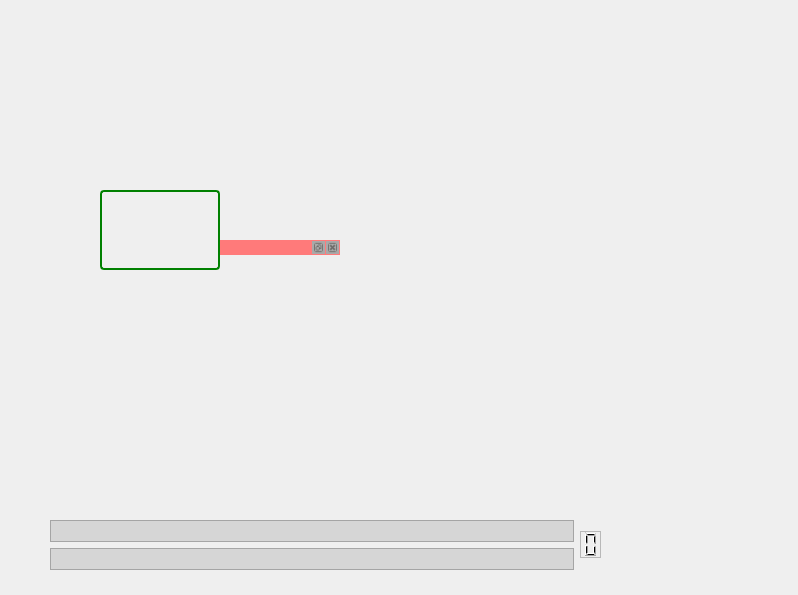
Above: register.ui from mainster/visa-commander before the change. Below: the same form after it.
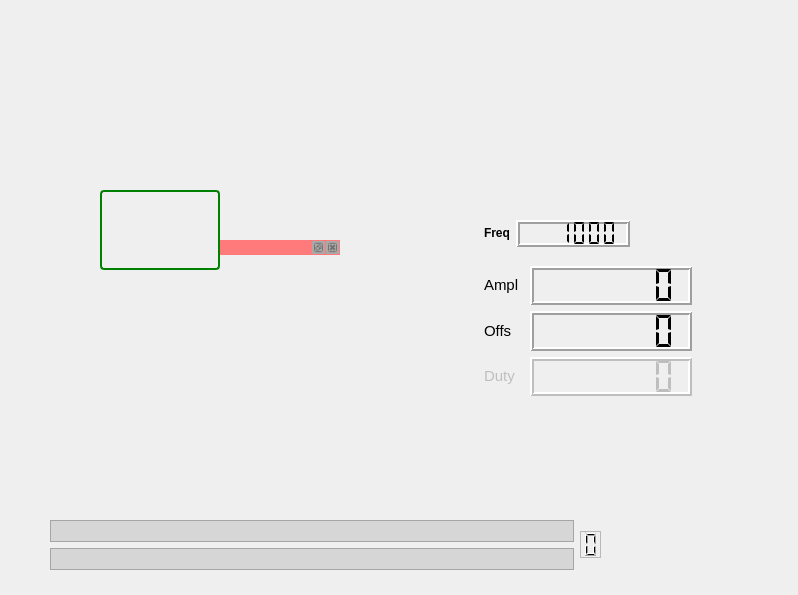
That is the form after the change. Icons and pictures are not drawn.

Commit message: -QLcdNumber subclassed to LcdDisplay. LcdDisplay contains QLCDNumber instance, corresponding QLabel object and a per-LCD, buttonPress event handler... -Now, the genCfg could/must be sub-divided...

```diff
--- a/register.ui
+++ b/register.ui
@@ -214,6 +214,350 @@
     </item>
    </layout>
   </widget>
+  <widget class="QLabel" name="labAmp">
+   <property name="geometry">
+    <rect>
+     <x>484</x>
+     <y>275</y>
+     <width>40</width>
+     <height>20</height>
+    </rect>
+   </property>
+   <property name="maximumSize">
+    <size>
+     <width>16777215</width>
+     <height>20</height>
+    </size>
+   </property>
+   <property name="font">
+    <font>
+     <pointsize>11</pointsize>
+    </font>
+   </property>
+   <property name="text">
+    <string>Ampl</string>
+   </property>
+  </widget>
+  <widget class="QLabel" name="labDuty">
+   <property name="enabled">
+    <bool>false</bool>
+   </property>
+   <property name="geometry">
+    <rect>
+     <x>484</x>
+     <y>366</y>
+     <width>40</width>
+     <height>20</height>
+    </rect>
+   </property>
+   <property name="maximumSize">
+    <size>
+     <width>16777215</width>
+     <height>20</height>
+    </size>
+   </property>
+   <property name="font">
+    <font>
+     <pointsize>11</pointsize>
+    </font>
+   </property>
+   <property name="text">
+    <string>Duty</string>
+   </property>
+  </widget>
+  <widget class="QLCDNumber" name="lcdAmp">
+   <property name="geometry">
+    <rect>
+     <x>530</x>
+     <y>266</y>
+     <width>162</width>
+     <height>39</height>
+    </rect>
+   </property>
+   <property name="sizePolicy">
+    <sizepolicy hsizetype="Expanding" vsizetype="MinimumExpanding">
+     <horstretch>5</horstretch>
+     <verstretch>0</verstretch>
+    </sizepolicy>
+   </property>
+   <property name="minimumSize">
+    <size>
+     <width>100</width>
+     <height>25</height>
+    </size>
+   </property>
+   <property name="font">
+    <font>
+     <family>Monospace</family>
+     <pointsize>10</pointsize>
+     <weight>50</weight>
+     <italic>false</italic>
+     <bold>false</bold>
+    </font>
+   </property>
+   <property name="autoFillBackground">
+    <bool>false</bool>
+   </property>
+   <property name="styleSheet">
+    <string notr="true"/>
+   </property>
+   <property name="frameShadow">
+    <enum>QFrame::Raised</enum>
+   </property>
+   <property name="lineWidth">
+    <number>2</number>
+   </property>
+   <property name="midLineWidth">
+    <number>0</number>
+   </property>
+   <property name="smallDecimalPoint">
+    <bool>true</bool>
+   </property>
+   <property name="digitCount">
+    <number>6</number>
+   </property>
+   <property name="segmentStyle">
+    <enum>QLCDNumber::Flat</enum>
+   </property>
+   <property name="intValue" stdset="0">
+    <number>0</number>
+   </property>
+  </widget>
+  <widget class="QLabel" name="labOffs">
+   <property name="geometry">
+    <rect>
+     <x>484</x>
+     <y>321</y>
+     <width>40</width>
+     <height>20</height>
+    </rect>
+   </property>
+   <property name="maximumSize">
+    <size>
+     <width>16777215</width>
+     <height>20</height>
+    </size>
+   </property>
+   <property name="font">
+    <font>
+     <pointsize>11</pointsize>
+    </font>
+   </property>
+   <property name="text">
+    <string>Offs</string>
+   </property>
+  </widget>
+  <widget class="QLCDNumber" name="lcdOffs">
+   <property name="geometry">
+    <rect>
+     <x>530</x>
+     <y>311</y>
+     <width>162</width>
+     <height>40</height>
+    </rect>
+   </property>
+   <property name="sizePolicy">
+    <sizepolicy hsizetype="Expanding" vsizetype="MinimumExpanding">
+     <horstretch>5</horstretch>
+     <verstretch>0</verstretch>
+    </sizepolicy>
+   </property>
+   <property name="minimumSize">
+    <size>
+     <width>100</width>
+     <height>25</height>
+    </size>
+   </property>
+   <property name="font">
+    <font>
+     <family>Monospace</family>
+     <pointsize>10</pointsize>
+     <weight>50</weight>
+     <italic>false</italic>
+     <bold>false</bold>
+    </font>
+   </property>
+   <property name="autoFillBackground">
+    <bool>false</bool>
+   </property>
+   <property name="styleSheet">
+    <string notr="true"/>
+   </property>
+   <property name="frameShadow">
+    <enum>QFrame::Raised</enum>
+   </property>
+   <property name="lineWidth">
+    <number>2</number>
+   </property>
+   <property name="midLineWidth">
+    <number>0</number>
+   </property>
+   <property name="smallDecimalPoint">
+    <bool>true</bool>
+   </property>
+   <property name="digitCount">
+    <number>6</number>
+   </property>
+   <property name="segmentStyle">
+    <enum>QLCDNumber::Flat</enum>
+   </property>
+   <property name="intValue" stdset="0">
+    <number>0</number>
+   </property>
+  </widget>
+  <widget class="QLCDNumber" name="lcdDuty">
+   <property name="enabled">
+    <bool>false</bool>
+   </property>
+   <property name="geometry">
+    <rect>
+     <x>530</x>
+     <y>357</y>
+     <width>162</width>
+     <height>39</height>
+    </rect>
+   </property>
+   <property name="sizePolicy">
+    <sizepolicy hsizetype="Expanding" vsizetype="MinimumExpanding">
+     <horstretch>5</horstretch>
+     <verstretch>0</verstretch>
+    </sizepolicy>
+   </property>
+   <property name="minimumSize">
+    <size>
+     <width>100</width>
+     <height>25</height>
+    </size>
+   </property>
+   <property name="font">
+    <font>
+     <family>Monospace</family>
+     <pointsize>10</pointsize>
+     <weight>50</weight>
+     <italic>false</italic>
+     <bold>false</bold>
+    </font>
+   </property>
+   <property name="autoFillBackground">
+    <bool>false</bool>
+   </property>
+   <property name="styleSheet">
+    <string notr="true"/>
+   </property>
+   <property name="frameShadow">
+    <enum>QFrame::Raised</enum>
+   </property>
+   <property name="lineWidth">
+    <number>2</number>
+   </property>
+   <property name="midLineWidth">
+    <number>0</number>
+   </property>
+   <property name="smallDecimalPoint">
+    <bool>true</bool>
+   </property>
+   <property name="digitCount">
+    <number>6</number>
+   </property>
+   <property name="segmentStyle">
+    <enum>QLCDNumber::Flat</enum>
+   </property>
+   <property name="intValue" stdset="0">
+    <number>0</number>
+   </property>
+  </widget>
+  <widget class="QWidget" name="">
+   <property name="geometry">
+    <rect>
+     <x>484</x>
+     <y>220</y>
+     <width>146</width>
+     <height>27</height>
+    </rect>
+   </property>
+   <layout class="QHBoxLayout" name="horizontalLayout">
+    <item>
+     <widget class="QLabel" name="labFreq">
+      <property name="maximumSize">
+       <size>
+        <width>16777215</width>
+        <height>20</height>
+       </size>
+      </property>
+      <property name="font">
+       <font>
+        <weight>75</weight>
+        <italic>false</italic>
+        <bold>true</bold>
+       </font>
+      </property>
+      <property name="styleSheet">
+       <string notr="true">QLabel {
+	font: bold; 
+}</string>
+      </property>
+      <property name="text">
+       <string>Freq</string>
+      </property>
+     </widget>
+    </item>
+    <item>
+     <widget class="QLCDNumber" name="lcdFreq">
+      <property name="sizePolicy">
+       <sizepolicy hsizetype="Expanding" vsizetype="MinimumExpanding">
+        <horstretch>5</horstretch>
+        <verstretch>0</verstretch>
+       </sizepolicy>
+      </property>
+      <property name="minimumSize">
+       <size>
+        <width>100</width>
+        <height>25</height>
+       </size>
+      </property>
+      <property name="font">
+       <font>
+        <family>Monospace</family>
+        <pointsize>10</pointsize>
+        <weight>50</weight>
+        <italic>false</italic>
+        <bold>false</bold>
+       </font>
+      </property>
+      <property name="autoFillBackground">
+       <bool>false</bool>
+      </property>
+      <property name="styleSheet">
+       <string notr="true"/>
+      </property>
+      <property name="frameShadow">
+       <enum>QFrame::Raised</enum>
+      </property>
+      <property name="lineWidth">
+       <number>2</number>
+      </property>
+      <property name="midLineWidth">
+       <number>0</number>
+      </property>
+      <property name="smallDecimalPoint">
+       <bool>true</bool>
+      </property>
+      <property name="digitCount">
+       <number>6</number>
+      </property>
+      <property name="segmentStyle">
+       <enum>QLCDNumber::Flat</enum>
+      </property>
+      <property name="value" stdset="0">
+       <double>1000.000000000000000</double>
+      </property>
+      <property name="intValue" stdset="0">
+       <number>1000</number>
+      </property>
+     </widget>
+    </item>
+   </layout>
+  </widget>
  </widget>
  <resources/>
  <connections/>
```
The commit also changes 11 other files.
